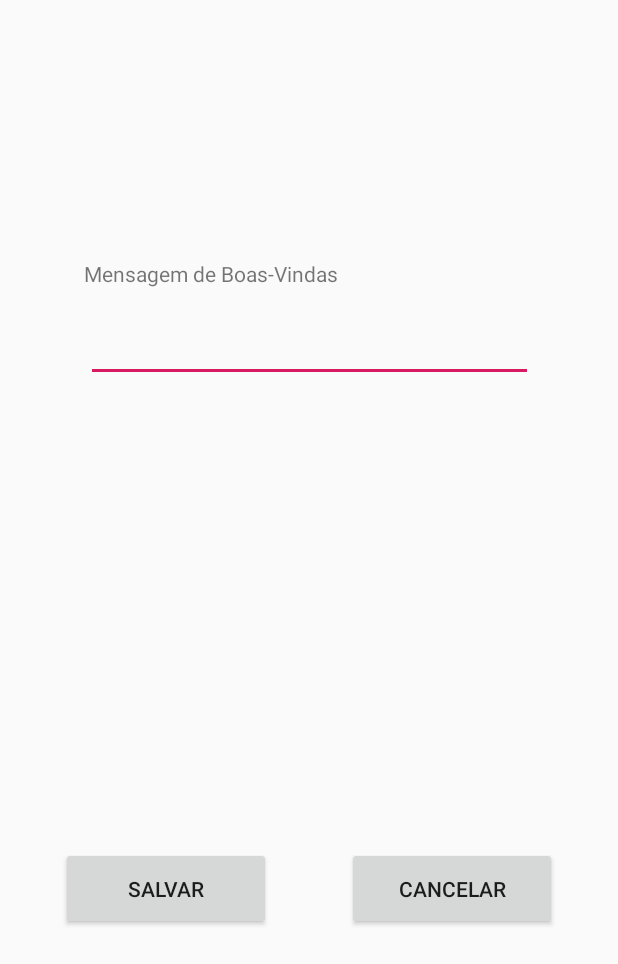
After one commit to rianperassoli/pos-offtrail, an Android app: the layout activity_preferencias.xml on its own in the app's theme, with its tools: preview values and no code run, on a phone screen of 412 x 824 dp. The commit adds this screen. Shown: the top 964 px of the screen. Run offline under Robolectric (Android 15) with nearby library versions, the phone set to English and light mode, and no system bars.

Commit message:
criada a tela de preferencias

```diff
--- a/app/build.gradle
+++ b/app/build.gradle
@@ -71,3 +71,7 @@ dependencies {
 dependencies {
     implementation 'com.android.support.constraint:constraint-layout:+'
 }
+
+dependencies {
+    implementation 'com.android.support.constraint:constraint-layout:+'
+}
--- a/app/src/main/AndroidManifest.xml
+++ b/app/src/main/AndroidManifest.xml
@@ -30,7 +30,8 @@
             android:label="@string/title_activity_main"
             android:theme="@style/AppTheme.NoActionBar" />
         <activity android:name=".ui.TrilheiroActivity_" />
-        <activity android:name=".ui.AboutActivity_"></activity>
+        <activity android:name=".ui.AboutActivity_" />
+        <activity android:name=".ui.PreferenciasActivity_"></activity>
     </application>
 
 </manifest>
--- a/app/src/main/java/br/com/rianperassoli/webmob/offtrail/helper/DatabaseHelper.java
+++ b/app/src/main/java/br/com/rianperassoli/webmob/offtrail/helper/DatabaseHelper.java
@@ -69,6 +69,11 @@ public class DatabaseHelper extends OrmLiteSqliteOpenHelper {
             Usuario u = new Usuario();
             u.setEmail("rian");
             u.setSenha("rian");
+
+            getUsuarioDao().create(u);
+
+            u.setEmail("roberson");
+            u.setSenha("roberson");
 
             getUsuarioDao().create(u);
 
--- a/app/src/main/java/br/com/rianperassoli/webmob/offtrail/ui/Configuracao.java
+++ b/app/src/main/java/br/com/rianperassoli/webmob/offtrail/ui/Configuracao.java
@@ -9,10 +9,12 @@ import org.androidannotations.annotations.sharedpreferences.SharedPref;
 @SharedPref
 public interface Configuracao {
 
-    // The field name will have default value "John"
     @DefaultInt(Color.LTGRAY)
     int cor();
 
     @DefaultString("valor padrão")
     String parametro();
+
+    @DefaultString("Seja bem-vindo(a) ")
+    String mensagemBoasVindas();
 }
--- /dev/null
+++ b/app/src/main/res/layout/activity_preferencias.xml
@@ -0,0 +1,79 @@
+<?xml version="1.0" encoding="utf-8"?>
+<android.support.constraint.ConstraintLayout xmlns:android="http://schemas.android.com/apk/res/android"
+    xmlns:app="http://schemas.android.com/apk/res-auto"
+    xmlns:tools="http://schemas.android.com/tools"
+    android:layout_width="match_parent"
+    android:layout_height="match_parent"
+    tools:context=".ui.PreferenciasActivity">
+
+    <android.support.constraint.ConstraintLayout
+        android:layout_width="368dp"
+        android:layout_height="495dp"
+        android:layout_marginStart="8dp"
+        android:layout_marginTop="8dp"
+        android:layout_marginEnd="8dp"
+        android:layout_marginBottom="8dp"
+        app:layout_constraintBottom_toBottomOf="parent"
+        app:layout_constraintEnd_toEndOf="parent"
+        app:layout_constraintStart_toStartOf="parent"
+        app:layout_constraintTop_toTopOf="parent">
+
+        <EditText
+            android:id="@+id/edtPreferenciasBoasVindas"
+            android:layout_width="298dp"
+            android:layout_height="48dp"
+            android:layout_marginStart="8dp"
+            android:layout_marginTop="8dp"
+            android:layout_marginEnd="8dp"
+            android:ems="10"
+            android:inputType="textPersonName"
+            app:layout_constraintEnd_toEndOf="parent"
+            app:layout_constraintStart_toStartOf="parent"
+            app:layout_constraintTop_toBottomOf="@+id/textView4" />
+
+        <TextView
+            android:id="@+id/textView4"
+            android:layout_width="300dp"
+            android:layout_height="26dp"
+            android:layout_marginStart="8dp"
+            android:layout_marginTop="8dp"
+            android:layout_marginEnd="8dp"
+            android:text="@string/tx_mensagem_boas_vindas"
+            app:layout_constraintEnd_toEndOf="parent"
+            app:layout_constraintStart_toStartOf="parent"
+            app:layout_constraintTop_toTopOf="parent" />
+
+        <Button
+            android:id="@+id/btPreferenciasSalvar"
+            android:layout_width="140dp"
+            android:layout_height="55dp"
+            android:layout_marginStart="8dp"
+            android:layout_marginTop="8dp"
+            android:layout_marginEnd="8dp"
+            android:layout_marginBottom="40dp"
+            android:onClick="salvar"
+            android:text="@string/tx_salvar"
+            app:layout_constraintBottom_toBottomOf="parent"
+            app:layout_constraintEnd_toStartOf="@+id/btPreferenciasCancelar"
+            app:layout_constraintHorizontal_bias="0.675"
+            app:layout_constraintStart_toStartOf="parent"
+            app:layout_constraintTop_toBottomOf="@+id/edtPreferenciasBoasVindas"
+            app:layout_constraintVertical_bias="1.0" />
+
+        <Button
+            android:id="@+id/btPreferenciasCancelar"
+            android:layout_width="140dp"
+            android:layout_height="55dp"
+            android:layout_marginStart="32dp"
+            android:layout_marginTop="8dp"
+            android:layout_marginEnd="8dp"
+            android:layout_marginBottom="40dp"
+            android:onClick="cancelar"
+            android:text="@string/tx_cancelar"
+            app:layout_constraintBottom_toBottomOf="parent"
+            app:layout_constraintEnd_toEndOf="parent"
+            app:layout_constraintStart_toEndOf="@+id/btPreferenciasSalvar"
+            app:layout_constraintTop_toBottomOf="@+id/edtPreferenciasBoasVindas"
+            app:layout_constraintVertical_bias="1.0" />
+    </android.support.constraint.ConstraintLayout>
+</android.support.constraint.ConstraintLayout>
--- a/app/src/main/res/values/strings.xml
+++ b/app/src/main/res/values/strings.xml
@@ -21,4 +21,5 @@
     <string name="text_about">Offtrail é um aplicativo para gerenciar, trilheiros e seus grupos de trilha de uma forma fácil e rápida facilitando a identificação de cada um.</string>
     <string name="tx_versao">Versão:</string>
     <string name="vl_versao">1.0</string>
+    <string name="tx_mensagem_boas_vindas">Mensagem de Boas-Vindas</string>
 </resources>
```
Also changed, not shown: app/src/main/java/br/com/rianperassoli/webmob/offtrail/ui/MainActivity.java (+15 -11 lines), app/src/main/java/br/com/rianperassoli/webmob/offtrail/ui/PreferenciasActivity.java (added, +48 -0 lines), app/src/main/java/br/com/rianperassoli/webmob/offtrail/ui/TrilheiroActivity.java (+27 -2 lines), 1 other file.
